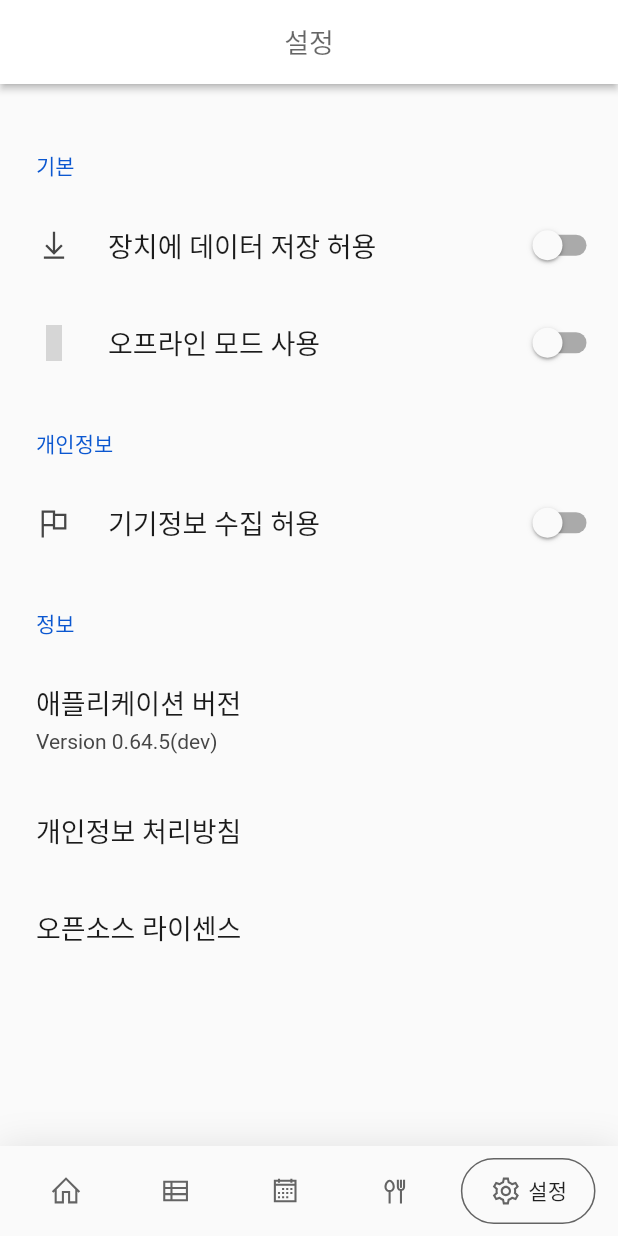
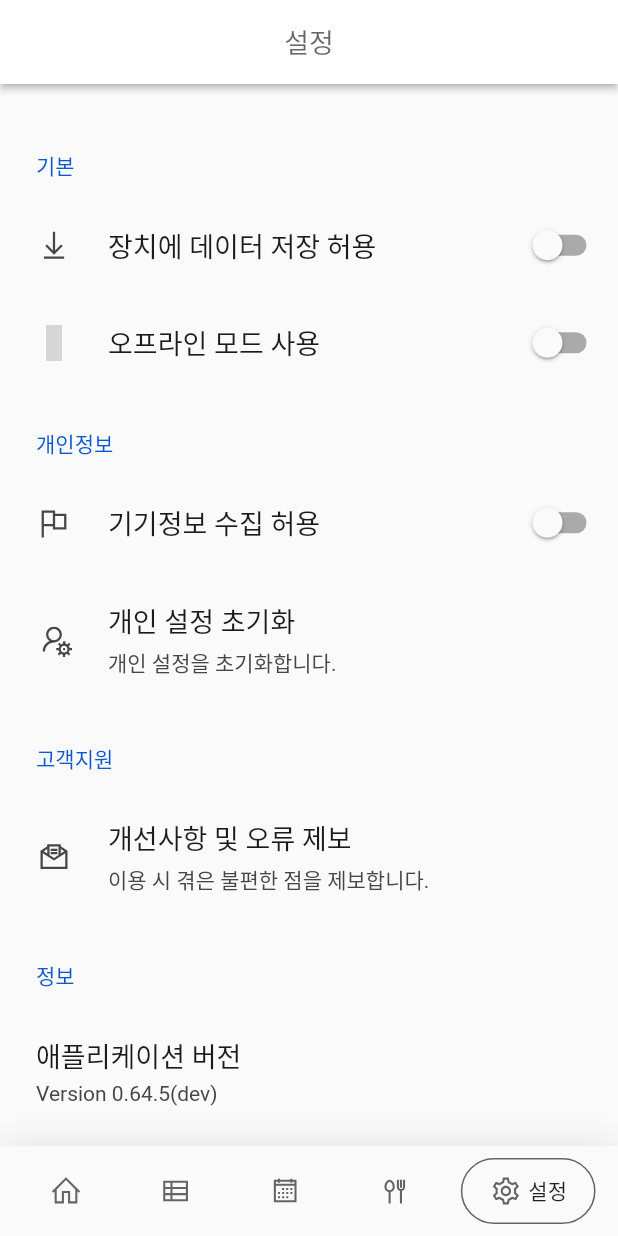
Before and after one commit to handbros/my_school, a Flutter app: the screen it shows after launch, item 5 of the bottom bar chosen, on a phone screen of 412 x 824 dp. Run offline on Flutter 3.47's test engine with Material 2 defaults, Android fonts, the phone set to English and light mode, and no system bars; drawn by our look-alikes of google_nav_bar, settings_ui; our stand-ins replace line_icons, shared_preferences; grey boxes are pictures that could not be loaded.

Commit message:
Some options is added to SettingsPage.

```diff
--- a/lib/pages/tabs/SettingsPage.dart
+++ b/lib/pages/tabs/SettingsPage.dart
@@ -100,6 +100,26 @@ class _SettingsPageState extends State<SettingsPage> {
                   });
                 },
               ),
+              SettingsTile(
+                title: '개인 설정 초기화',
+                subtitle: '개인 설정을 초기화합니다.',
+                leading: Icon(LineIcons.userCog),
+                onPressed: (BuildContext context) {},
+              ),
+            ],
+          ),
+          SettingsSection(
+            title: '고객지원',
+            titleTextStyle: TextStyle(
+                color: Theme.of(context).hintColor
+            ),
+            tiles: [
+              SettingsTile(
+                title: '개선사항 및 오류 제보',
+                subtitle: '이용 시 겪은 불편한 점을 제보합니다.',
+                leading: Icon(LineIcons.envelopeOpenText),
+                onPressed: (BuildContext context) {},
+              ),
             ],
           ),
           SettingsSection(
```
